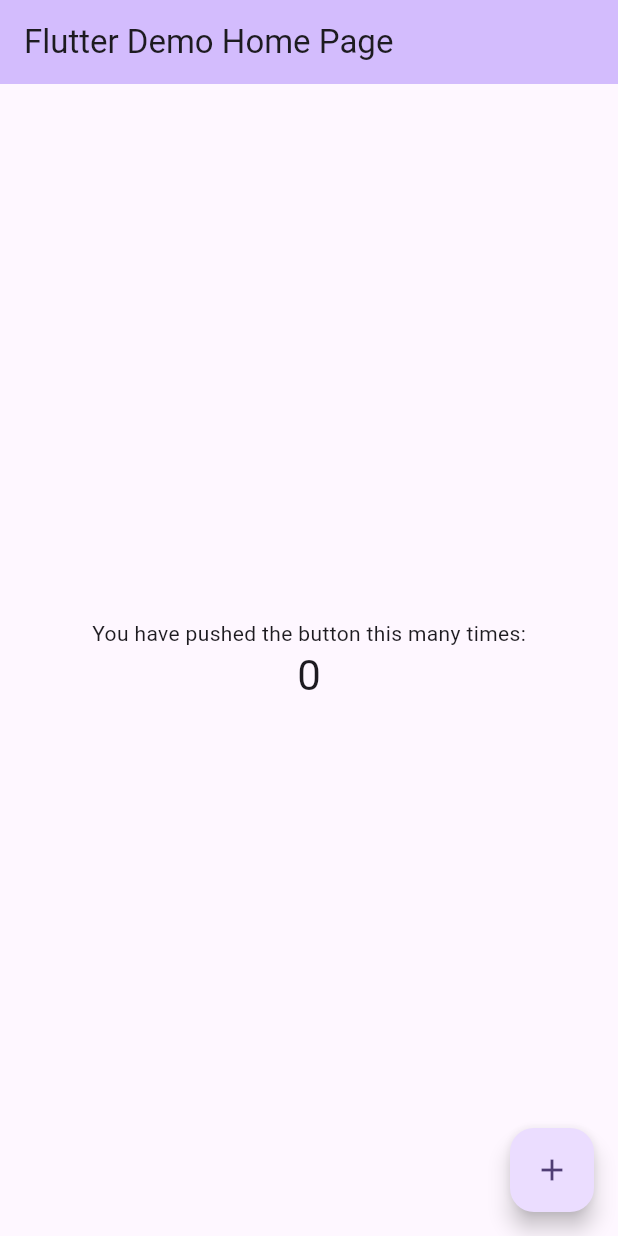
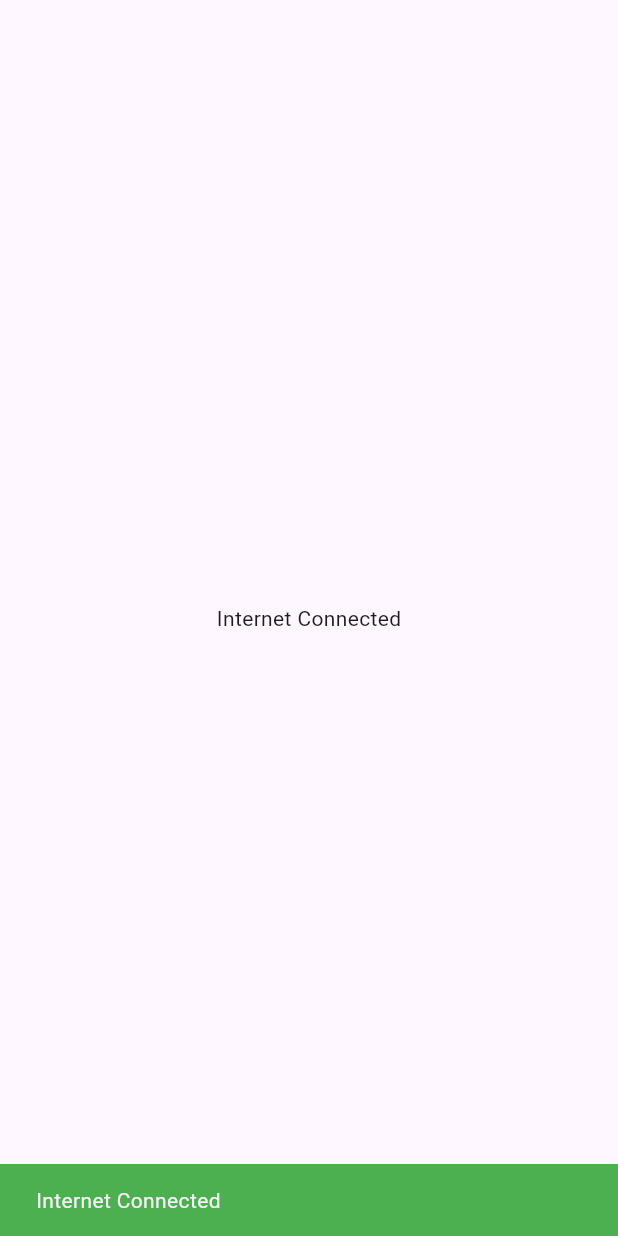
Before and after one commit to singh3abhi/Learn_bloc, a Flutter app: the first screen one second after launch, on a phone screen of 412 x 824 dp. Run offline on Flutter 3.47's test engine with Material 2 defaults, Android fonts, the phone set to English and light mode, and no system bars; our stand-ins replace connectivity_plus, flutter_bloc.

Commit message:
Internet Connectivity App

```diff
--- /dev/null
+++ b/lib/blocs/internet_bloc/internet_bloc.dart
@@ -0,0 +1,40 @@
+import 'dart:async';
+
+import 'package:connectivity_plus/connectivity_plus.dart';
+import 'package:flutter_bloc/flutter_bloc.dart';
+import 'package:learn_bloc/blocs/internet_bloc/internet_event.dart';
+import 'package:learn_bloc/blocs/internet_bloc/internet_state.dart';
+
+class InternetBloc extends Bloc<InternetEvent, InternetState> {
+  // super is used  to initialize parent class (here Bloc<InternetEvent, InternetState>)
+
+  final _connectivity = Connectivity();
+  StreamSubscription? connectivitySubscription;
+
+  InternetBloc() : super(InternetIntialState()) {
+    // To check Internet Connectivity
+
+    // on checks which event came
+    // Event is added and state is emitted
+    on<InternetLostEvent>((event, emit) => emit(InternetLostState()));
+    on<InternetGainEvent>((event, emit) => emit(InternetGainedState()));
+
+    // Listening to stream of data which tells about connectivity when changed
+
+    connectivitySubscription = _connectivity.onConnectivityChanged.listen((result) {
+      if (result == ConnectivityResult.mobile || result == ConnectivityResult.wifi) {
+        add(InternetGainEvent());
+      } else {
+        add(InternetLostEvent());
+      }
+    });
+  }
+
+  // Bloc closes itself when screen is changed but we have to close the connectivitySubscription
+  // because it can affect the perfomance in long run
+  @override
+  Future<void> close() {
+    connectivitySubscription?.cancel();
+    return super.close();
+  }
+}
--- /dev/null
+++ b/lib/blocs/internet_bloc/internet_event.dart
@@ -0,0 +1,6 @@
+abstract class InternetEvent {}
+// abstract classes cannot be instantiated
+
+class InternetLostEvent extends InternetEvent {}
+
+class InternetGainEvent extends InternetEvent {}
--- /dev/null
+++ b/lib/blocs/internet_bloc/internet_state.dart
@@ -0,0 +1,7 @@
+abstract class InternetState {}
+
+class InternetIntialState extends InternetState {}
+
+class InternetLostState extends InternetState {}
+
+class InternetGainedState extends InternetState {}
--- a/lib/main.dart
+++ b/lib/main.dart
@@ -1,4 +1,7 @@
 import 'package:flutter/material.dart';
+import 'package:flutter_bloc/flutter_bloc.dart';
+import 'package:learn_bloc/blocs/internet_bloc/internet_bloc.dart';
+import 'package:learn_bloc/screens/home_screen.dart';
 
 void main() {
   runApp(const MyApp());
@@ -7,119 +10,19 @@ void main() {
 class MyApp extends StatelessWidget {
   const MyApp({super.key});
 
-  // This widget is the root of your application.
   @override
   Widget build(BuildContext context) {
-    return MaterialApp(
-      title: 'Flutter Demo',
-      theme: ThemeData(
-        // This is the theme of your application.
-        //
-        // TRY THIS: Try running your application with "flutter run". You'll see
-        // the application has a blue toolbar. Then, without quitting the app,
-        // try changing the seedColor in the colorScheme below to Colors.green
-        // and then invoke "hot reload" (save your changes or press the "hot
-        // reload" button in a Flutter-supported IDE, or press "r" if you used
-        // the command line to start the app).
-        //
-        // Notice that the counter didn't reset back to zero; the application
-        // state is not lost during the reload. To reset the state, use hot
-        // restart instead.
-        //
-        // This works for code too, not just values: Most code changes can be
-        // tested with just a hot reload.
-        colorScheme: ColorScheme.fromSeed(seedColor: Colors.deepPurple),
-        useMaterial3: true,
+    return BlocProvider(
+      create: (context) => InternetBloc(),
+      child: MaterialApp(
+        title: 'Flutter Demo',
+        theme: ThemeData(
+          colorScheme: ColorScheme.fromSeed(seedColor: Colors.deepPurple),
+          useMaterial3: true,
+        ),
+        debugShowCheckedModeBanner: false,
+        home: const HomeScreen(),
       ),
-      home: const MyHomePage(title: 'Flutter Demo Home Page'),
     );
   }
 }
-
-class MyHomePage extends StatefulWidget {
-  const MyHomePage({super.key, required this.title});
-
-  // This widget is the home page of your application. It is stateful, meaning
-  // that it has a State object (defined below) that contains fields that affect
-  // how it looks.
-
-  // This class is the configuration for the state. It holds the values (in this
-  // case the title) provided by the parent (in this case the App widget) and
-  // used by the build method of the State. Fields in a Widget subclass are
-  // always marked "final".
-
-  final String title;
-
-  @override
-  State<MyHomePage> createState() => _MyHomePageState();
-}
-
-class _MyHomePageState extends State<MyHomePage> {
-  int _counter = 0;
-
-  void _incrementCounter() {
-    setState(() {
-      // This call to setState tells the Flutter framework that something has
-      // changed in this State, which causes it to rerun the build method below
-      // so that the display can reflect the updated values. If we changed
-      // _counter without calling setState(), then the build method would not be
-      // called again, and so nothing would appear to happen.
-      _counter++;
-    });
-  }
-
-  @override
-  Widget build(BuildContext context) {
-    // This method is rerun every time setState is called, for instance as done
-    // by the _incrementCounter method above.
-    //
-    // The Flutter framework has been optimized to make rerunning build methods
-    // fast, so that you can just rebuild anything that needs updating rather
-    // than having to individually change instances of widgets.
-    return Scaffold(
-      appBar: AppBar(
-        // TRY THIS: Try changing the color here to a specific color (to
-        // Colors.amber, perhaps?) and trigger a hot reload to see the AppBar
-        // change color while the other colors stay the same.
-        backgroundColor: Theme.of(context).colorScheme.inversePrimary,
-        // Here we take the value from the MyHomePage object that was created by
-        // the App.build method, and use it to set our appbar title.
-        title: Text(widget.title),
-      ),
-      body: Center(
-        // Center is a layout widget. It takes a single child and positions it
-        // in the middle of the parent.
-        child: Column(
-          // Column is also a layout widget. It takes a list of children and
-          // arranges them vertically. By default, it sizes itself to fit its
-          // children horizontally, and tries to be as tall as its parent.
-          //
-          // Column has various properties to control how it sizes itself and
-          // how it positions its children. Here we use mainAxisAlignment to
-          // center the children vertically; the main axis here is the vertical
-          // axis because Columns are vertical (the cross axis would be
-          // horizontal).
-          //
-          // TRY THIS: Invoke "debug painting" (choose the "Toggle Debug Paint"
-          // action in the IDE, or press "p" in the console), to see the
-          // wireframe for each widget.
-          mainAxisAlignment: MainAxisAlignment.center,
-          children: <Widget>[
-            const Text(
-              'You have pushed the button this many times:',
-            ),
-            Text(
-              '$_counter',
-              style: Theme.of(context).textTheme.headlineMedium,
-            ),
-          ],
-        ),
-      ),
-      floatingActionButton: FloatingActionButton(
-        onPressed: _incrementCounter,
-        tooltip: 'Increment',
-        child: const Icon(Icons.add),
-      ), // This trailing comma makes auto-formatting nicer for build methods.
-    );
-  }
-}
--- /dev/null
+++ b/lib/screens/home_screen.dart
@@ -0,0 +1,70 @@
+import 'package:flutter/material.dart';
+import 'package:flutter_bloc/flutter_bloc.dart';
+import 'package:learn_bloc/blocs/internet_bloc/internet_bloc.dart';
+import 'package:learn_bloc/blocs/internet_bloc/internet_state.dart';
+
+class HomeScreen extends StatelessWidget {
+  const HomeScreen({super.key});
+
+  @override
+  Widget build(BuildContext context) {
+    return Scaffold(
+      body: SafeArea(
+        child: Center(
+          child: BlocConsumer<InternetBloc, InternetState>(
+            listener: (context, state) {
+              if (state is InternetGainedState) {
+                ScaffoldMessenger.of(context).showSnackBar(
+                  const SnackBar(
+                    content: Text('Internet Connected'),
+                    backgroundColor: Colors.green,
+                  ),
+                );
+              } else if (state is InternetLostState) {
+                ScaffoldMessenger.of(context).showSnackBar(
+                  const SnackBar(
+                    content: Text('Internet Disconnected'),
+                    backgroundColor: Colors.red,
+                  ),
+                );
+              }
+            },
+            builder: (context, state) {
+              if (state is InternetGainedState) {
+                return const Text('Internet Connected');
+              } else if (state is InternetLostState) {
+                return const Text('Internet Disconnected');
+              } else {
+                return const Text('Loading...');
+              }
+            },
+          ),
+          // child: BlocBuilder<InternetBloc, InternetState>(
+          //   builder: (context, state) {
+          //     // == to check value
+          //     // is to check data type
+
+          //     // int a = 2
+          //     // if(a == 2) checks value and returns true
+          //     // if(a is int) checks data type and returns true
+          //     if (state is InternetGainedState) {
+          //       return const Text('Home Screen');
+          //     } else if (state is InternetLostState) {
+          //       return const Text('Connected');
+          //     } else {
+          //       return const Text('Loading...');
+          //     }
+          //   },
+          // ),
+        ),
+      ),
+    );
+  }
+}
+
+// Bloc Builder is used for creating widgets and ui
+// Bloc Listener is used for perfoming background task
+// like Navigating to another screen or showind Dialog or snackbar etc
+
+// If we want to do both the things create ui and perfom background tasks
+// then we can take Bloc Consumer
--- a/pubspec.yaml
+++ b/pubspec.yaml
@@ -35,6 +35,8 @@ dependencies:
   # The following adds the Cupertino Icons font to your application.
   # Use with the CupertinoIcons class for iOS style icons.
   cupertino_icons: ^1.0.2
+  flutter_bloc: ^8.1.3
+  connectivity_plus: ^4.0.1
 
 dev_dependencies:
   flutter_test:
```
Also changed, not shown: pubspec.lock, 4 other files.
